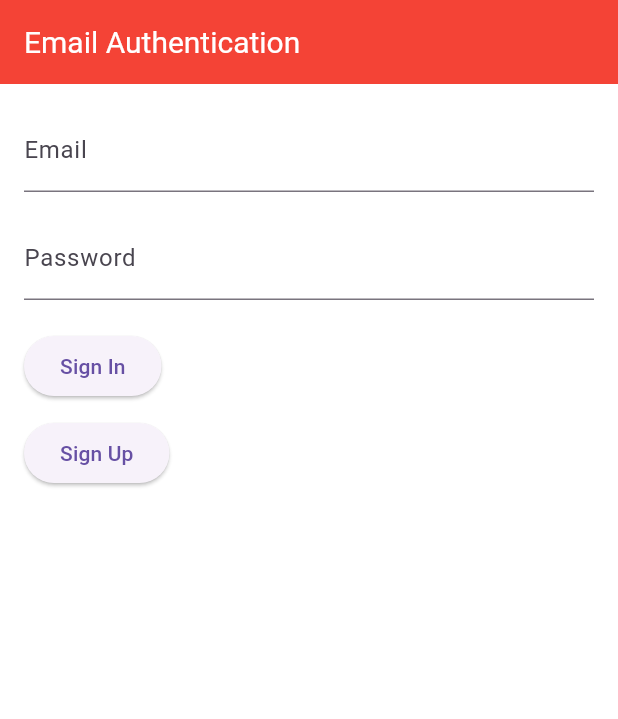
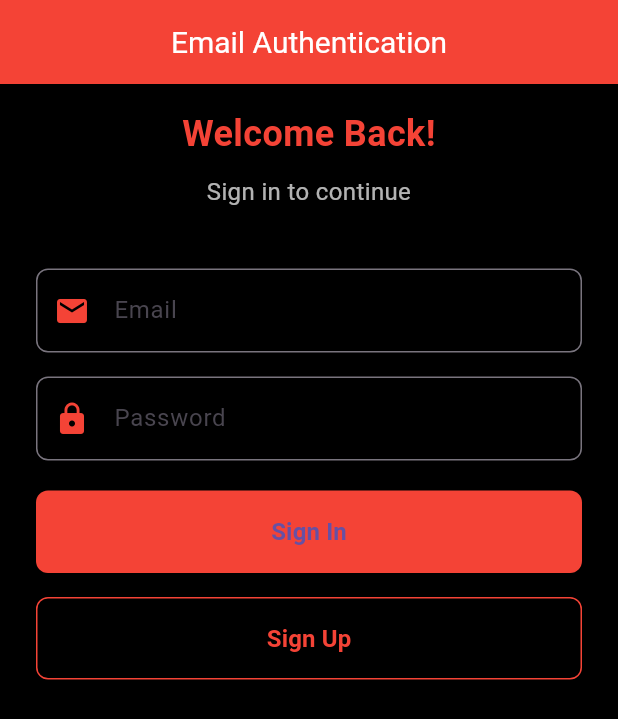
Before and after one commit to tkb-pingpong-mix/pingpong_mix, a Flutter app: the screen it shows after launch, on a phone screen of 412 x 824 dp. Shown: the top 719 px of the screen. Run offline on Flutter 3.47's test engine with Material 3 defaults, Android fonts, the phone set to English and light mode, and no system bars; our stand-ins replace firebase_auth, firebase_core, flutter_riverpod, go_router; accounts and stored records are empty.

Commit message:
デザインの変更

```diff
--- a/lib/app.dart
+++ b/lib/app.dart
@@ -1,5 +1,6 @@
 import 'package:flutter/material.dart';
 import 'package:pingpong_mix/app_router.dart';
+import 'package:pingpong_mix/utils/custom_colors.dart';
 
 class MyApp extends StatelessWidget {
   final AppRouter appRouter;
@@ -11,28 +12,28 @@ class MyApp extends StatelessWidget {
     return MaterialApp.router(
       title: 'PingPongMix',
       theme: ThemeData(
-        primaryColor: Colors.red,
-        scaffoldBackgroundColor: Colors.white,
-        appBarTheme: const AppBarTheme(
-          backgroundColor: Colors.red,
-          titleTextStyle: TextStyle(
-            color: Colors.white,
+        primaryColor: CustomColors.primary,
+        scaffoldBackgroundColor: CustomColors.scaffoldBackground,
+        appBarTheme: AppBarTheme(
+          backgroundColor: CustomColors.appBarBackground,
+          titleTextStyle: const TextStyle(
+            color: CustomColors.appBarText,
             fontSize: 20.0,
           ),
         ),
-        bottomNavigationBarTheme: const BottomNavigationBarThemeData(
-          backgroundColor: Colors.black,
-          selectedItemColor: Colors.red,
-          unselectedItemColor: Colors.white70,
+        bottomNavigationBarTheme: BottomNavigationBarThemeData(
+          backgroundColor: CustomColors.bottomNavBackground,
+          selectedItemColor: CustomColors.selectedItem,
+          unselectedItemColor: CustomColors.unselectedItem,
         ),
-        textTheme: const TextTheme(
-          bodyLarge: TextStyle(color: Colors.black),
-          bodyMedium: TextStyle(color: Colors.black87),
-          bodySmall: TextStyle(color: Colors.black54),
+        textTheme: TextTheme(
+          bodyLarge: TextStyle(color: CustomColors.textPrimary),
+          bodyMedium: TextStyle(color: CustomColors.textSecondary),
+          bodySmall: TextStyle(color: CustomColors.textTertiary),
         ),
-        floatingActionButtonTheme: const FloatingActionButtonThemeData(
-          backgroundColor: Colors.red,
-          foregroundColor: Colors.white,
+        floatingActionButtonTheme: FloatingActionButtonThemeData(
+          backgroundColor: CustomColors.fabBackground,
+          foregroundColor: CustomColors.fabForeground,
         ),
       ),
       debugShowCheckedModeBanner: false,
--- a/lib/screens/auth_screen.dart
+++ b/lib/screens/auth_screen.dart
@@ -2,6 +2,7 @@ import 'package:flutter/material.dart';
 import 'package:flutter_riverpod/flutter_riverpod.dart';
 import 'package:go_router/go_router.dart';
 import '../viewmodels/auth_viewmodel.dart';
+import '../utils/custom_colors.dart';
 
 class AuthScreen extends ConsumerWidget {
   final TextEditingController _emailController = TextEditingController();
@@ -16,41 +17,78 @@ class AuthScreen extends ConsumerWidget {
     final errorMessage = authState.errorMessage;
 
     return Scaffold(
-      appBar: AppBar(title: const Text('Email Authentication')),
-      body: Padding(
-        padding: const EdgeInsets.all(16.0),
+      appBar: AppBar(
+        title: const Text('Email Authentication'),
+        centerTitle: true,
+        backgroundColor: CustomColors.appBarBackground,
+      ),
+      body: SingleChildScrollView(
+        child: Padding(
+          padding: const EdgeInsets.symmetric(horizontal: 24.0, vertical: 16.0),
           child: Column(
-          crossAxisAlignment: CrossAxisAlignment.start,
+            crossAxisAlignment: CrossAxisAlignment.stretch,
             children: [
+              const Text(
+                'Welcome Back!',
+                style: TextStyle(
+                  fontSize: 24.0,
+                  fontWeight: FontWeight.bold,
+                  color: CustomColors.primary,
+                ),
+                textAlign: TextAlign.center,
+              ),
+              const SizedBox(height: 10),
+              const Text(
+                'Sign in to continue',
+                style: TextStyle(fontSize: 16.0, color: CustomColors.textSecondary),
+                textAlign: TextAlign.center,
+              ),
+              const SizedBox(height: 40),
               TextField(
                 controller: _emailController,
-              decoration: const InputDecoration(labelText: 'Email'),
+                decoration: InputDecoration(
+                  labelText: 'Email',
+                  prefixIcon: Icon(Icons.email, color: CustomColors.primary),
+                  border: OutlineInputBorder(
+                    borderRadius: BorderRadius.circular(8.0),
+                  ),
+                ),
                 keyboardType: TextInputType.emailAddress,
               ),
               const SizedBox(height: 16),
               TextField(
                 controller: _passwordController,
-              decoration: const InputDecoration(labelText: 'Password'),
+                decoration: InputDecoration(
+                  labelText: 'Password',
+                  prefixIcon: Icon(Icons.lock, color: CustomColors.primary),
+                  border: OutlineInputBorder(
+                    borderRadius: BorderRadius.circular(8.0),
+                  ),
+                ),
                 obscureText: true,
               ),
               const SizedBox(height: 20),
               ElevatedButton(
+                style: ElevatedButton.styleFrom(
+                  backgroundColor: CustomColors.primary,
+                  padding: const EdgeInsets.symmetric(vertical: 16.0),
+                  shape: RoundedRectangleBorder(
+                    borderRadius: BorderRadius.circular(8.0),
+                  ),
+                ),
                 onPressed: () async {
                   await authViewModel.signInWithEmailAndPassword(
                     _emailController.text.trim(),
                     _passwordController.text.trim(),
                   );
 
-                // 認証状態を再確認
                   final updatedAuthState = ref.read(authViewModelProvider);
 
                   if (updatedAuthState.user != null) {
-                  // ユーザーが認証成功
                     WidgetsBinding.instance.addPostFrameCallback((_) {
                       context.go('/home/matching');
                     });
                   } else if (updatedAuthState.errorMessage != null) {
-                  // エラーメッセージが存在する場合
                     WidgetsBinding.instance.addPostFrameCallback((_) {
                       ScaffoldMessenger.of(context).showSnackBar(
                         SnackBar(
@@ -61,31 +99,44 @@ class AuthScreen extends ConsumerWidget {
                     });
                   }
                 },
-              child: const Text('Sign In'),
+                child: const Text(
+                  'Sign In',
+                  style: TextStyle(fontSize: 16.0, fontWeight: FontWeight.bold),
                 ),
-            const SizedBox(height: 10),
-                     ElevatedButton(
+              ),
+              const SizedBox(height: 16),
+              OutlinedButton(
+                style: OutlinedButton.styleFrom(
+                  padding: const EdgeInsets.symmetric(vertical: 16.0),
+                  side: BorderSide(color: CustomColors.primary),
+                  shape: RoundedRectangleBorder(
+                    borderRadius: BorderRadius.circular(8.0),
+                  ),
+                ),
                 onPressed: () async {
-              await ref
-                  .read(authViewModelProvider.notifier)
-                  .signInWithEmailAndPassword(
+                  await authViewModel.signUpWithEmailAndPassword(
                     _emailController.text.trim(),
                     _passwordController.text.trim(),
                   );
                 },
-              child: const Text('Sign Up'),
+                child: const Text(
+                  'Sign Up',
+                  style: TextStyle(fontSize: 16.0, color: CustomColors.primary, fontWeight: FontWeight.bold),
+                ),
               ),
               if (errorMessage != null)
                 Padding(
-                padding: const EdgeInsets.only(top: 10.0),
+                  padding: const EdgeInsets.only(top: 16.0),
                   child: Text(
                     errorMessage,
                     style: const TextStyle(color: Colors.red),
+                    textAlign: TextAlign.center,
                   ),
                 ),
             ],
           ),
         ),
+      ),
     );
   }
 }
--- /dev/null
+++ b/lib/utils/custom_colors.dart
@@ -0,0 +1,16 @@
+import 'package:flutter/material.dart';
+
+class CustomColors {
+  static const Color primary = Colors.red;
+  static const Color scaffoldBackground = Colors.black;
+  static const Color appBarBackground = Colors.red;
+  static const Color appBarText = Colors.white;
+  static const Color bottomNavBackground = Colors.black;
+  static const Color selectedItem = Colors.red;
+  static const Color unselectedItem = Colors.white70;
+  static const Color textPrimary = Colors.white;
+  static const Color textSecondary = Colors.white70;
+  static const Color textTertiary = Colors.white54;
+  static const Color fabBackground = Colors.red;
+  static const Color fabForeground = Colors.white;
+}
```
Lines whose indentation alone changed are shown as unchanged.
